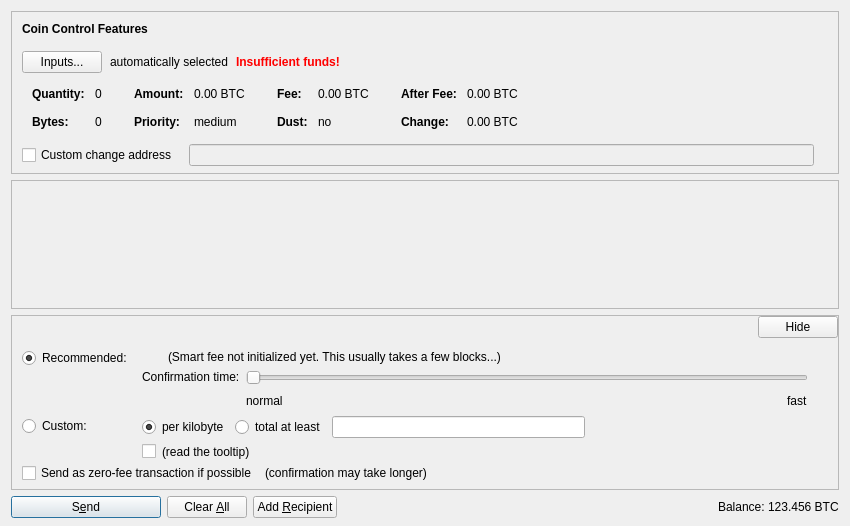
First picture: the form in src/qt/forms/sendcoinsdialog.ui, repository CoinBlack/blackcoin-more, before the edit.
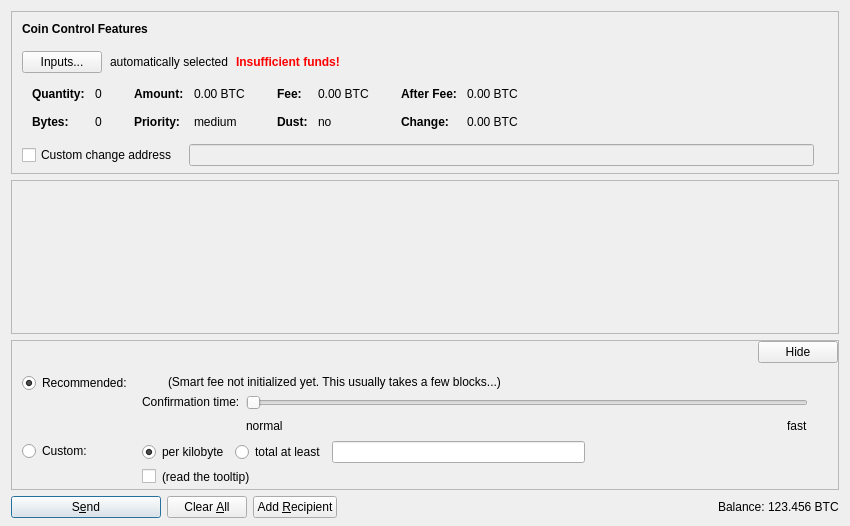
Second picture: the form after the edit. Icons and pictures are not drawn. Custom widgets are drawn as their Qt base class.

Commit message: [qt] Remove 0-fee from send dialog

Diff of the .ui file:
```diff
--- a/src/qt/forms/sendcoinsdialog.ui
+++ b/src/qt/forms/sendcoinsdialog.ui
@@ -617,7 +617,7 @@
         <x>0</x>
         <y>0</y>
         <width>830</width>
-        <height>68</height>
+        <height>104</height>
        </rect>
       </property>
       <layout class="QVBoxLayout" name="verticalLayout_2" stretch="0,1">
@@ -1124,59 +1124,6 @@
              </item>
             </layout>
            </item>
-           <item>
-            <layout class="QHBoxLayout" name="horizontalLayoutFee5" stretch="0,0,0">
-             <property name="spacing">
-              <number>8</number>
-             </property>
-             <property name="bottomMargin">
-              <number>4</number>
-             </property>
-             <item>
-              <widget class="QCheckBox" name="checkBoxFreeTx">
-               <property name="text">
-                <string>Send as zero-fee transaction if possible</string>
-               </property>
-              </widget>
-             </item>
-             <item>
-              <widget class="QLabel" name="labelFreeTx">
-               <property name="text">
-                <string>(confirmation may take longer)</string>
-               </property>
-               <property name="margin">
-                <number>5</number>
-               </property>
-              </widget>
-             </item>
-             <item>
-              <spacer name="horizontalSpacerFee5">
-               <property name="orientation">
-                <enum>Qt::Horizontal</enum>
-               </property>
-               <property name="sizeHint" stdset="0">
-                <size>
-                 <width>1</width>
-                 <height>1</height>
-                </size>
-               </property>
-              </spacer>
-             </item>
-            </layout>
-           </item>
-           <item>
-            <spacer name="verticalSpacerFee2">
-             <property name="orientation">
-              <enum>Qt::Vertical</enum>
-             </property>
-             <property name="sizeHint" stdset="0">
-              <size>
-               <width>1</width>
-               <height>1</height>
-              </size>
-             </property>
-            </spacer>
-           </item>
           </layout>
          </widget>
         </item>
```
The commit also changes 1 other file.
